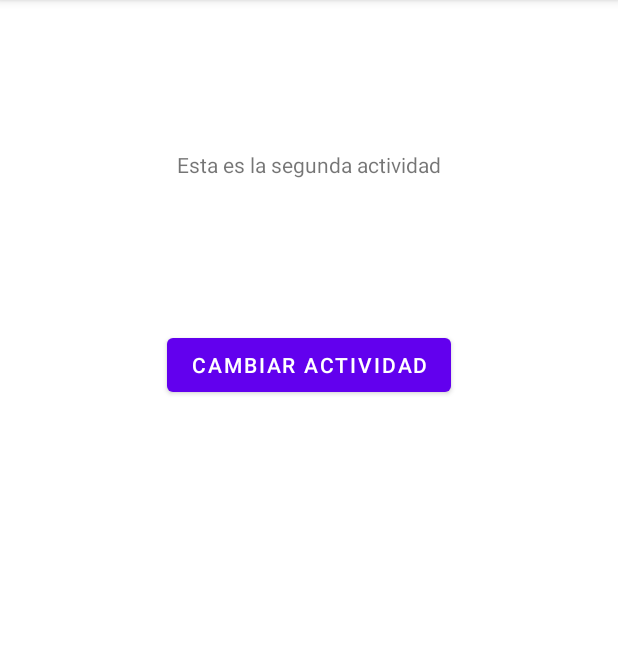
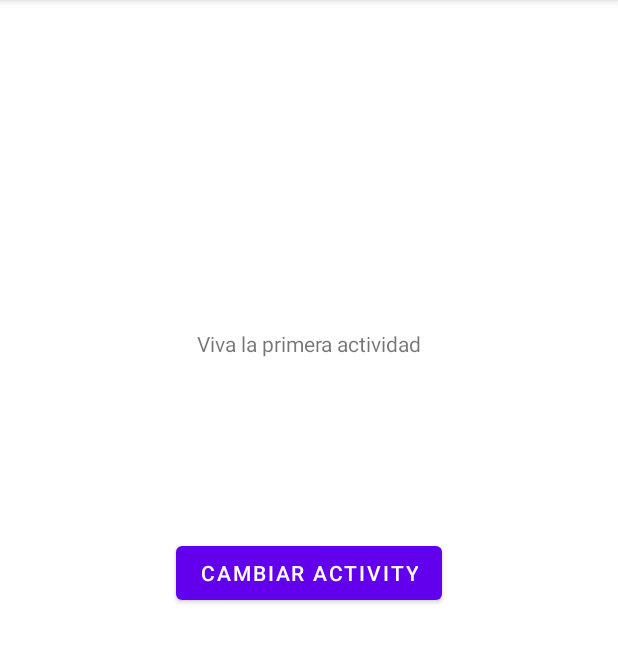
Before and after one commit to Ikero12/IntentExample, an Android app: the screen it shows after launch (Activity2 before the commit, MainActivity after it), after a tap on "CAMBIAR ACTIVITY", on a phone screen of 412 x 824 dp, the part 84-747 px from its top. Run offline under Robolectric (Android 15) with nearby library versions, the phone set to English and light mode, and no system bars.

Commit message:
Ambos Ejercicios

```diff
--- a/app/src/main/java/com/iker/intentexample/Activity2.kt
+++ b/app/src/main/java/com/iker/intentexample/Activity2.kt
@@ -1,10 +1,13 @@
 package com.iker.intentexample
 
+import android.app.Activity
 import android.content.Intent
 import androidx.appcompat.app.AppCompatActivity
 import android.os.Bundle
+import android.util.Log
 import android.view.View
 import android.widget.Button
+import android.widget.TextView
 
 class Activity2 : AppCompatActivity() {
 
@@ -13,18 +16,40 @@ class Activity2 : AppCompatActivity() {
     override fun onCreate(savedInstanceState: Bundle?) {
         super.onCreate(savedInstanceState)
         setContentView(R.layout.activity2)
-
         btn2 = findViewById(R.id.button2)
 
-        val intent = Intent(this, MainActivity::class.java)
-        intent.setFlags(Intent.FLAG_ACTIVITY_CLEAR_TOP)
+        val intent = getIntent()
+        //intent.setFlags(Intent.FLAG_ACTIVITY_CLEAR_TOP)
 
-        btn2.setOnClickListener(object : View.OnClickListener {
+        val valor = intent.getIntExtra("Proveedores",0)
+        val nroClientes = findViewById<TextView>(R.id.textView2)
+
+        nroClientes.text = valor.toString()
+
+        //Botón para cambiar a primera actividad
+       /* btn2.setOnClickListener(object : View.OnClickListener {
             override fun onClick(view: View?) {
+
                 startActivity(intent)
             }
 
-        })
+        })*/
 
+
+        intent.putExtra("Saludo","Hola")
+        intent.putExtra("Saludo2","Chau")
+        //debug
+        Log.d("CORRECTO: ","Actualizado Intent")
+
+        // Configuro el result para que la Main lo tenga disponible
+        // Posibles resultados:
+        //    Activity.RESULT_OK
+        //    Activity.RESULT_CANCELED
+        setResult(Activity.RESULT_OK, intent)
+
+        //debug
+        Log.d("CORRECTO: ","Actualizado Resultado")
+        //Cierro la activity
+        finish()
     }
 }
--- a/app/src/main/java/com/iker/intentexample/MainActivity.kt
+++ b/app/src/main/java/com/iker/intentexample/MainActivity.kt
@@ -1,15 +1,20 @@
 package com.iker.intentexample
 
+import android.app.Activity
 import android.content.Intent
 import androidx.appcompat.app.AppCompatActivity
 import android.os.Bundle
+import android.util.Log
 import android.view.View
 import android.widget.Button
+import android.widget.TextView
 import java.time.Instant
 
 class MainActivity : AppCompatActivity() {
 
     lateinit var btn1:Button
+    val RESULTADO_UNO=1
+    val RESULTADO_DOS=2
 
     override fun onCreate(savedInstanceState: Bundle?) {
         super.onCreate(savedInstanceState)
@@ -18,16 +23,34 @@ class MainActivity : AppCompatActivity() {
         btn1 = findViewById(R.id.button)
         val intent = Intent(this, Activity2::class.java)
 
+        btn1.setOnClickListener{
+            intent.putExtra("Proveedores",2)
+            intent.putExtra("Clientes",3)
 
-        intent.putExtra("key","value")
-        intent.putExtra("key2","value2")
-
-
-
-        btn1.setOnClickListener{
-            startActivity(intent)
+            startActivityForResult(intent,RESULTADO_UNO)
+            startActivityForResult(intent,RESULTADO_DOS)
         }
 
 
     }
-}
+
+    @Deprecated("Deprecated in Java")
+    override fun onActivityResult(requestCode: Int, resultCode: Int, data: Intent?) {
+        super.onActivityResult(requestCode, resultCode, data)
+
+        val saludo = findViewById<TextView>(R.id.textView)
+        if(resultCode != Activity.RESULT_OK) return
+        when(requestCode) {
+            RESULTADO_UNO -> {
+                if (data != null) {
+                    saludo.text = data.getStringExtra("Saludo")
+                }; }
+            RESULTADO_DOS ->{
+                if (data != null) {
+                    data.getStringExtra("Saludo2")?.let { Log.d("Mensaje:" , it) }
+                };
+            }
+            // Other result codes
+            else -> {}
+        }
+}}
```
